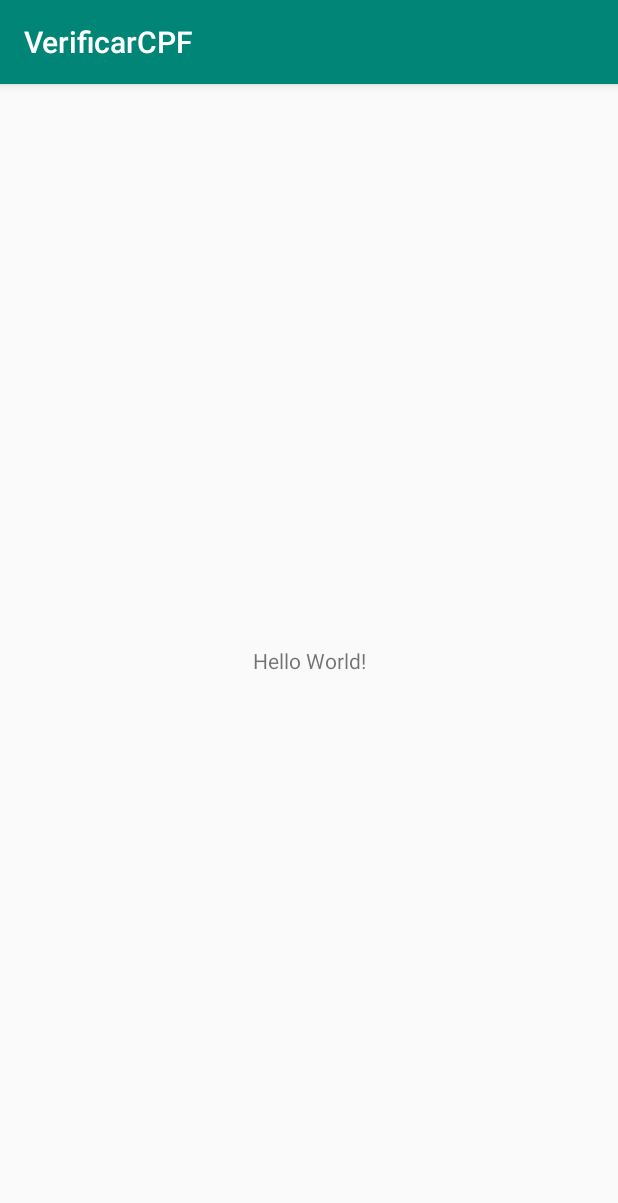
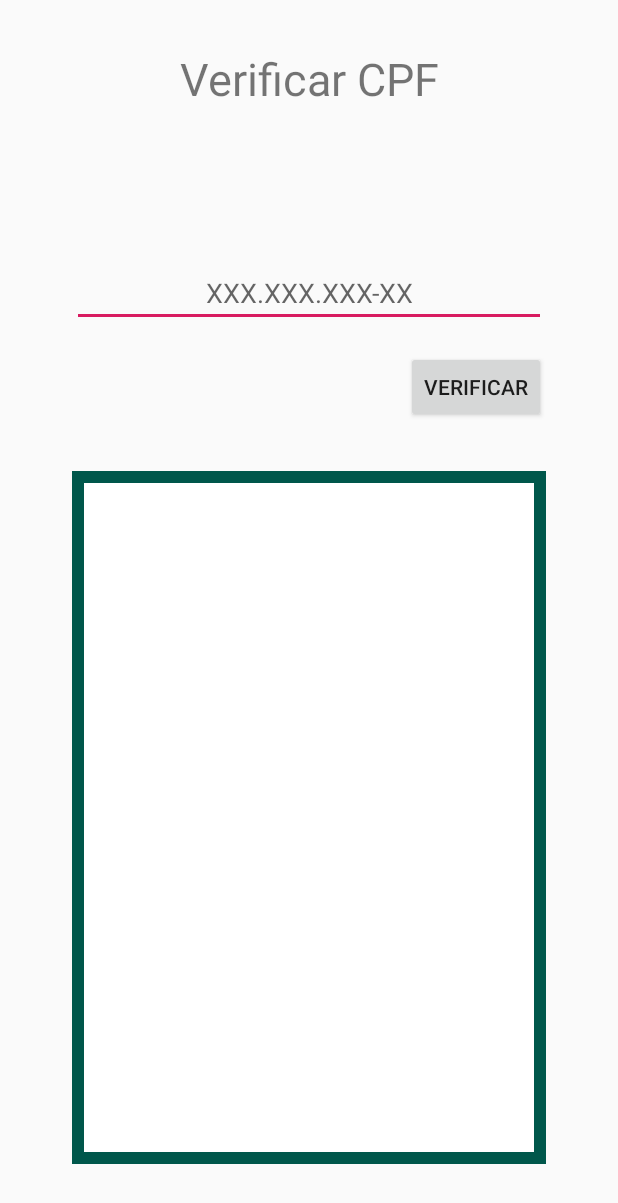
Before and after one commit to NHouse328/Trainning, an Android app: the screen it shows after launch (MainActivity), on a phone screen of 412 x 824 dp. Shown: the top 1203 px of the screen. Run offline under Robolectric (Android 15) with nearby library versions, the phone set to English and light mode, and no system bars.

Commit message:
Verificar CPF
Projeto v1 funcionando

Signed-off-by: Gabriel Trainning <gabrielcasanova328@gmail.com>

```diff
--- a/CalculoCPF/app/src/main/java/casanova/gabriel/verificarcpf/MainActivity.java
+++ b/CalculoCPF/app/src/main/java/casanova/gabriel/verificarcpf/MainActivity.java
@@ -2,12 +2,40 @@ package casanova.gabriel.verificarcpf;
 
 import android.support.v7.app.AppCompatActivity;
 import android.os.Bundle;
+import android.view.View;
+import android.widget.EditText;
+import android.widget.ImageView;
+import android.widget.Toast;
 
 public class MainActivity extends AppCompatActivity {
+
+    //Declarando componentes
+    private EditText  edt_cpf;
+    private ImageView img_cpf;
 
     @Override
     protected void onCreate(Bundle savedInstanceState) {
         super.onCreate(savedInstanceState);
         setContentView(R.layout.activity_main);
+
+        edt_cpf = findViewById(R.id.edt_cpf);
+        img_cpf = findViewById(R.id.img_cpf);
     }
+
+    public void onVerificar(View view) {
+        String cpf = edt_cpf.getEditableText().toString().trim();
+
+        if (cpf.length() != 11) {
+            Toast.makeText(this,"Digite um CPF com 11 números",Toast.LENGTH_LONG).show();
+        } else {
+            Calculos calculos = new Calculos();
+            if (calculos.verificar(cpf)) {
+                img_cpf.setImageResource (R.drawable.ic_thumb_up);
+            } else {
+                img_cpf.setImageResource (R.drawable.ic_thumb_down);
+            }
+        }
+    }
+
+
 }
--- /dev/null
+++ b/CalculoCPF/app/src/main/res/drawable/ic_thumb_down.xml
@@ -0,0 +1,5 @@
+<vector android:height="24dp" android:tint="#FF0000"
+    android:viewportHeight="24.0" android:viewportWidth="24.0"
+    android:width="24dp" xmlns:android="http://schemas.android.com/apk/res/android">
+    <path android:fillColor="#FF000000" android:pathData="M15,3L6,3c-0.83,0 -1.54,0.5 -1.84,1.22l-3.02,7.05c-0.09,0.23 -0.14,0.47 -0.14,0.73v1.91l0.01,0.01L1,14c0,1.1 0.9,2 2,2h6.31l-0.95,4.57 -0.03,0.32c0,0.41 0.17,0.79 0.44,1.06L9.83,23l6.59,-6.59c0.36,-0.36 0.58,-0.86 0.58,-1.41L17,5c0,-1.1 -0.9,-2 -2,-2zM19,3v12h4L23,3h-4z"/>
+</vector>
--- /dev/null
+++ b/CalculoCPF/app/src/main/res/drawable/ic_thumb_up.xml
@@ -0,0 +1,5 @@
+<vector android:height="24dp" android:tint="#009600"
+    android:viewportHeight="24.0" android:viewportWidth="24.0"
+    android:width="24dp" xmlns:android="http://schemas.android.com/apk/res/android">
+    <path android:fillColor="#FF000000" android:pathData="M1,21h4L5,9L1,9v12zM23,10c0,-1.1 -0.9,-2 -2,-2h-6.31l0.95,-4.57 0.03,-0.32c0,-0.41 -0.17,-0.79 -0.44,-1.06L14.17,1 7.59,7.59C7.22,7.95 7,8.45 7,9v10c0,1.1 0.9,2 2,2h9c0.83,0 1.54,-0.5 1.84,-1.22l3.02,-7.05c0.09,-0.23 0.14,-0.47 0.14,-0.73v-1.91l-0.01,-0.01L23,10z"/>
+</vector>
--- a/CalculoCPF/app/src/main/res/layout/activity_main.xml
+++ b/CalculoCPF/app/src/main/res/layout/activity_main.xml
@@ -4,15 +4,65 @@
     xmlns:tools="http://schemas.android.com/tools"
     android:layout_width="match_parent"
     android:layout_height="match_parent"
+    android:padding="16dp"
     tools:context=".MainActivity">
 
     <TextView
+        android:id="@+id/textView"
+        android:layout_width="0dp"
+        android:layout_height="wrap_content"
+        android:layout_marginTop="16dp"
+        android:text="@string/app_name"
+        android:textAlignment="center"
+        android:textSize="30sp"
+        app:layout_constraintEnd_toEndOf="parent"
+        app:layout_constraintStart_toStartOf="parent"
+        app:layout_constraintTop_toTopOf="parent" />
+
+    <EditText
+        android:id="@+id/edt_cpf"
+        android:layout_width="0dp"
+        android:layout_height="wrap_content"
+        android:layout_marginTop="100dp"
+        android:ems="10"
+        android:hint="@string/cpf_hint"
+        android:inputType="number"
+        android:textAlignment="center"
+        app:layout_constraintEnd_toEndOf="@+id/img_layout"
+        app:layout_constraintStart_toStartOf="@+id/img_layout"
+        app:layout_constraintTop_toBottomOf="@+id/textView" />
+
+    <LinearLayout
+        android:id="@+id/img_layout"
+        android:layout_width="0dp"
+        android:layout_height="0dp"
+        android:padding="8dp"
+        android:background="@color/colorPrimaryDark"
+        android:layout_marginStart="32dp"
+        android:layout_marginTop="32dp"
+        android:layout_marginEnd="32dp"
+        android:layout_marginBottom="32dp"
+        app:layout_constraintBottom_toBottomOf="parent"
+        app:layout_constraintEnd_toEndOf="parent"
+        app:layout_constraintStart_toStartOf="parent"
+        app:layout_constraintTop_toBottomOf="@+id/button"
+        >
+        <ImageView
+            android:id="@+id/img_cpf"
+            android:background="@color/white"
+            android:layout_width="match_parent"
+            android:layout_height="match_parent"
+            app:srcCompat="@color/white" />
+    </LinearLayout>
+
+
+    <Button
+        android:id="@+id/button"
+        android:onClick="onVerificar"
         android:layout_width="wrap_content"
         android:layout_height="wrap_content"
-        android:text="Hello World!"
-        app:layout_constraintBottom_toBottomOf="parent"
-        app:layout_constraintLeft_toLeftOf="parent"
-        app:layout_constraintRight_toRightOf="parent"
-        app:layout_constraintTop_toTopOf="parent" />
-
+        android:layout_marginTop="16dp"
+        android:text="@string/verificar"
+        app:layout_constraintEnd_toEndOf="@+id/edt_cpf"
+        app:layout_constraintTop_toBottomOf="@+id/edt_cpf" />
 </android.support.constraint.ConstraintLayout>
--- a/CalculoCPF/app/src/main/res/values/colors.xml
+++ b/CalculoCPF/app/src/main/res/values/colors.xml
@@ -3,4 +3,5 @@
     <color name="colorPrimary">#008577</color>
     <color name="colorPrimaryDark">#00574B</color>
     <color name="colorAccent">#D81B60</color>
+    <color name="white">#FFFFFF</color>
 </resources>
--- a/CalculoCPF/app/src/main/res/values/strings.xml
+++ b/CalculoCPF/app/src/main/res/values/strings.xml
@@ -1,3 +1,5 @@
 <resources>
-    <string name="app_name">VerificarCPF</string>
+    <string name="app_name">Verificar CPF</string>
+    <string name="cpf_hint">XXX.XXX.XXX-XX</string>
+    <string name="verificar">Verificar</string>
 </resources>
--- a/CalculoCPF/app/src/main/res/values/styles.xml
+++ b/CalculoCPF/app/src/main/res/values/styles.xml
@@ -1,7 +1,7 @@
 <resources>
 
     <!-- Base application theme. -->
-    <style name="AppTheme" parent="Theme.AppCompat.Light.DarkActionBar">
+    <style name="AppTheme" parent="Theme.AppCompat.Light.NoActionBar">
         <!-- Customize your theme here. -->
         <item name="colorPrimary">@color/colorPrimary</item>
         <item name="colorPrimaryDark">@color/colorPrimaryDark</item>
```
Also changed, not shown: CalculoCPF/app/src/main/java/casanova/gabriel/verificarcpf/Calculos.java (added, +43 -0 lines).
